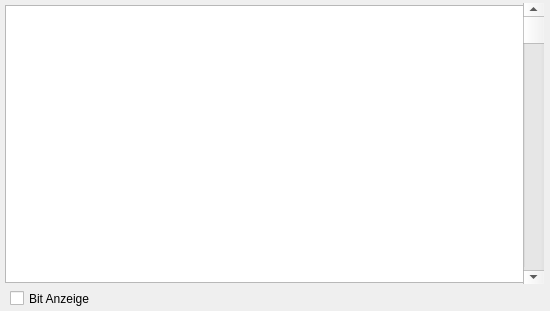
This is memory_window.ui in ThKattanek/emu64 as Qt 5 draws it before an edit. The edited form follows.
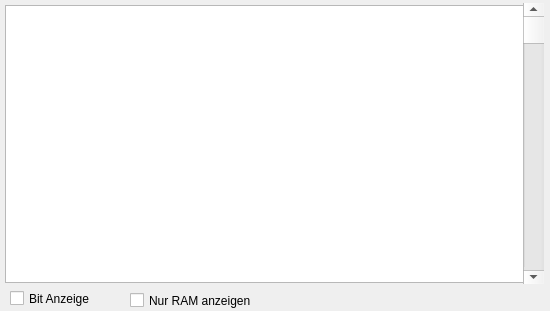
This is the edited form.

Diff of the .ui file:
```diff
--- a/memory_window.ui
+++ b/memory_window.ui
@@ -68,7 +68,7 @@
     <rect>
      <x>10</x>
      <y>290</y>
-     <width>101</width>
+     <width>111</width>
      <height>17</height>
     </rect>
    </property>
@@ -82,6 +82,19 @@
     <bool>false</bool>
    </property>
   </widget>
+  <widget class="QCheckBox" name="checkBox">
+   <property name="geometry">
+    <rect>
+     <x>130</x>
+     <y>290</y>
+     <width>131</width>
+     <height>21</height>
+    </rect>
+   </property>
+   <property name="text">
+    <string>Nur RAM anzeigen</string>
+   </property>
+  </widget>
  </widget>
  <resources/>
  <connections/>
```
